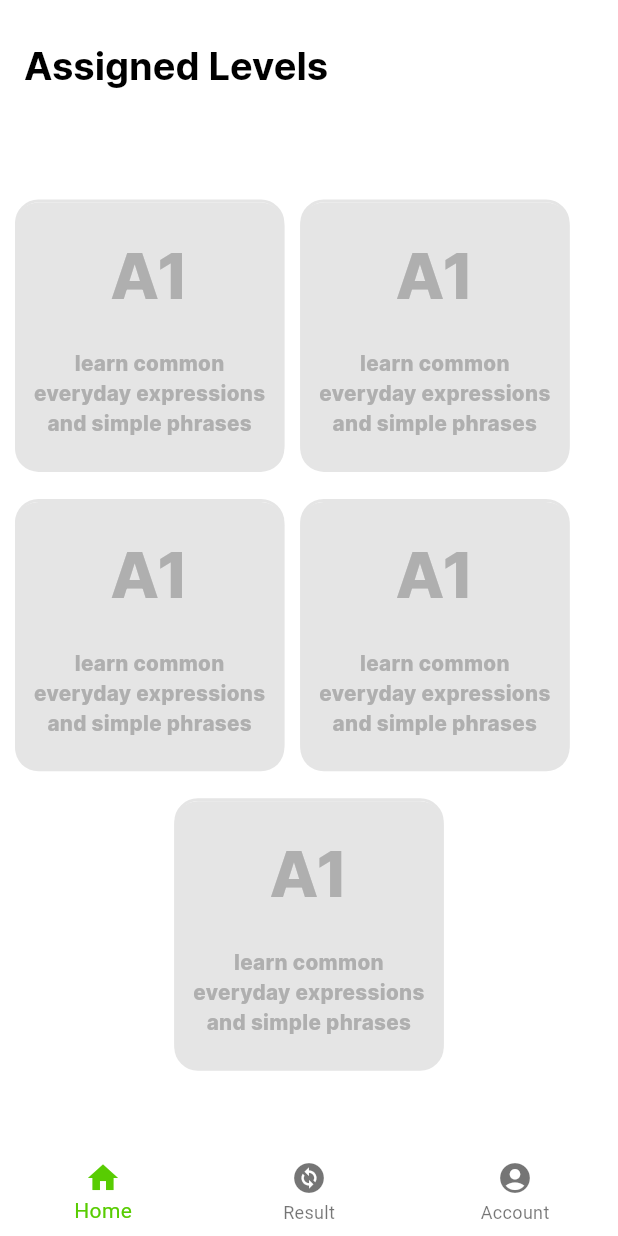
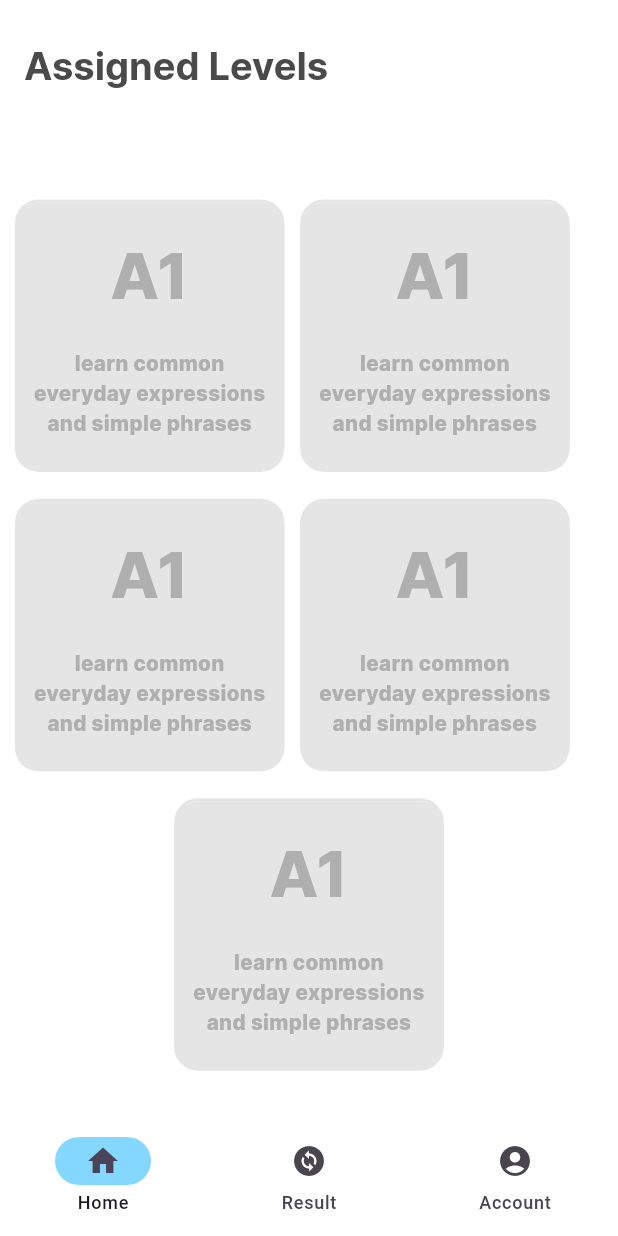
Before and after one commit to bigb45/az-english, a Flutter app: the screen it shows after launch, on a phone screen of 412 x 824 dp. Run offline on Flutter 3.47's test engine with Material 3 defaults, Android fonts, the phone set to English and light mode, and no system bars; our stand-ins replace easy_localization, firebase_core, flutter_dotenv, flutter_screenutil, flutter_svg, flutter_tts and 2 more; missing offline and left inert: flutter_statusbarcolor_ns; accounts and stored records are empty; generated files the repository leaves out were written again; statements that could not run were skipped.

Commit message:
fix: status bar color issue casued by navigating back from child screen feature: upgrade to Material3's NavigationBar instead of BottomNavigationBar

```diff
--- a/lib/features/levels/screens/level_selection.dart
+++ b/lib/features/levels/screens/level_selection.dart
@@ -3,6 +3,8 @@ import 'package:ez_english/theme/text_styles.dart';
 import 'package:ez_english/widgets/selectable_card.dart';
 import 'package:flutter/material.dart';
 import 'package:ez_english/theme/palette.dart';
+import 'package:flutter/services.dart';
+import 'package:flutter_statusbarcolor_ns/flutter_statusbarcolor_ns.dart';
 import 'package:routemaster/routemaster.dart';
 
 class LevelSelection extends StatefulWidget {
@@ -14,8 +16,18 @@ class LevelSelection extends StatefulWidget {
 
 class _LevelSelectionState extends State<LevelSelection> {
   int _selectedIndex = 0;
-  void navigateToLevel({required int levelId}) {
-    print("navigating to $levelId");
+
+  @override
+  void initState() {
+    super.initState();
+    changeColor();
+  }
+
+  void changeColor() async {
+    await FlutterStatusbarcolor.setStatusBarColor(Palette.secondary);
+  }
+
+  void navigateToLevel({required String levelId}) {
     Routemaster.of(context).push('/level/$levelId');
   }
 
@@ -27,16 +39,16 @@ class _LevelSelectionState extends State<LevelSelection> {
 
   @override
   Widget build(BuildContext context) {
+    changeColor();
     return Scaffold(
       appBar: AppBar(
         backgroundColor: Colors.transparent,
-        elevation: 0,
+        systemOverlayStyle: SystemUiOverlayStyle.dark,
         title: const Text(
           'Assigned Levels',
-          style: TextStyle(color: Palette.blackColor),
+          style: TextStyle(color: Palette.primaryText),
         ),
       ),
-      // TODO: place this inside a SingleChildScrollView
       body: SingleChildScrollView(
         child: SizedBox(
           child: Column(
@@ -52,7 +64,7 @@ class _LevelSelectionState extends State<LevelSelection> {
                         cardText:
                             "learn common everyday expressions and simple phrases",
                         onTap: (levelId) {
-                          navigateToLevel(levelId: 1);
+                          navigateToLevel(levelId: "1");
                         }),
                     Constants.gapW10,
                     _buildCard(
@@ -60,7 +72,7 @@ class _LevelSelectionState extends State<LevelSelection> {
                       cardText:
                           "learn common everyday expressions and simple phrases",
                       onTap: (levelId) {
-                        navigateToLevel(levelId: 1);
+                        navigateToLevel(levelId: "1");
                       },
                     ),
                   ],
@@ -76,7 +88,7 @@ class _LevelSelectionState extends State<LevelSelection> {
                       cardText:
                           "learn common everyday expressions and simple phrases",
                       onTap: (levelId) {
-                        navigateToLevel(levelId: 1);
+                        navigateToLevel(levelId: "1");
                       },
                     ),
                     Constants.gapW10,
@@ -85,7 +97,7 @@ class _LevelSelectionState extends State<LevelSelection> {
                       cardText:
                           "learn common everyday expressions and simple phrases",
                       onTap: (levelId) {
-                        navigateToLevel(levelId: 1);
+                        navigateToLevel(levelId: "1");
                       },
                     ),
                   ],
@@ -102,7 +114,7 @@ class _LevelSelectionState extends State<LevelSelection> {
                       cardText:
                           "learn common everyday expressions and simple phrases",
                       onTap: (levelId) {
-                        navigateToLevel(levelId: 1);
+                        navigateToLevel(levelId: "1");
                       },
                     ),
                   ],
@@ -113,26 +125,28 @@ class _LevelSelectionState extends State<LevelSelection> {
           ),
         ),
       ),
-      bottomNavigationBar: BottomNavigationBar(
+      bottomNavigationBar: NavigationBar(
         backgroundColor: Colors.transparent,
         elevation: 0,
-        items: const <BottomNavigationBarItem>[
-          BottomNavigationBarItem(
+        destinations: const <NavigationDestination>[
+          NavigationDestination(
             icon: Icon(Icons.home),
             label: 'Home',
           ),
-          BottomNavigationBarItem(
+          NavigationDestination(
             icon: Icon(Icons.change_circle),
             label: 'Result',
           ),
-          BottomNavigationBarItem(
+          NavigationDestination(
             icon: Icon(Icons.account_circle),
             label: 'Account',
           ),
         ],
-        currentIndex: _selectedIndex,
-        selectedItemColor: Palette.primary,
-        onTap: _onItemTapped,
+
+        selectedIndex: _selectedIndex,
+        indicatorColor: Palette.secondaryVariantStroke,
+        // selectedItemColor: Palette.primary,
+        onDestinationSelected: _onItemTapped,
       ),
     );
   }
```
Also changed, not shown: lib/router.dart (+21 -3 lines).
